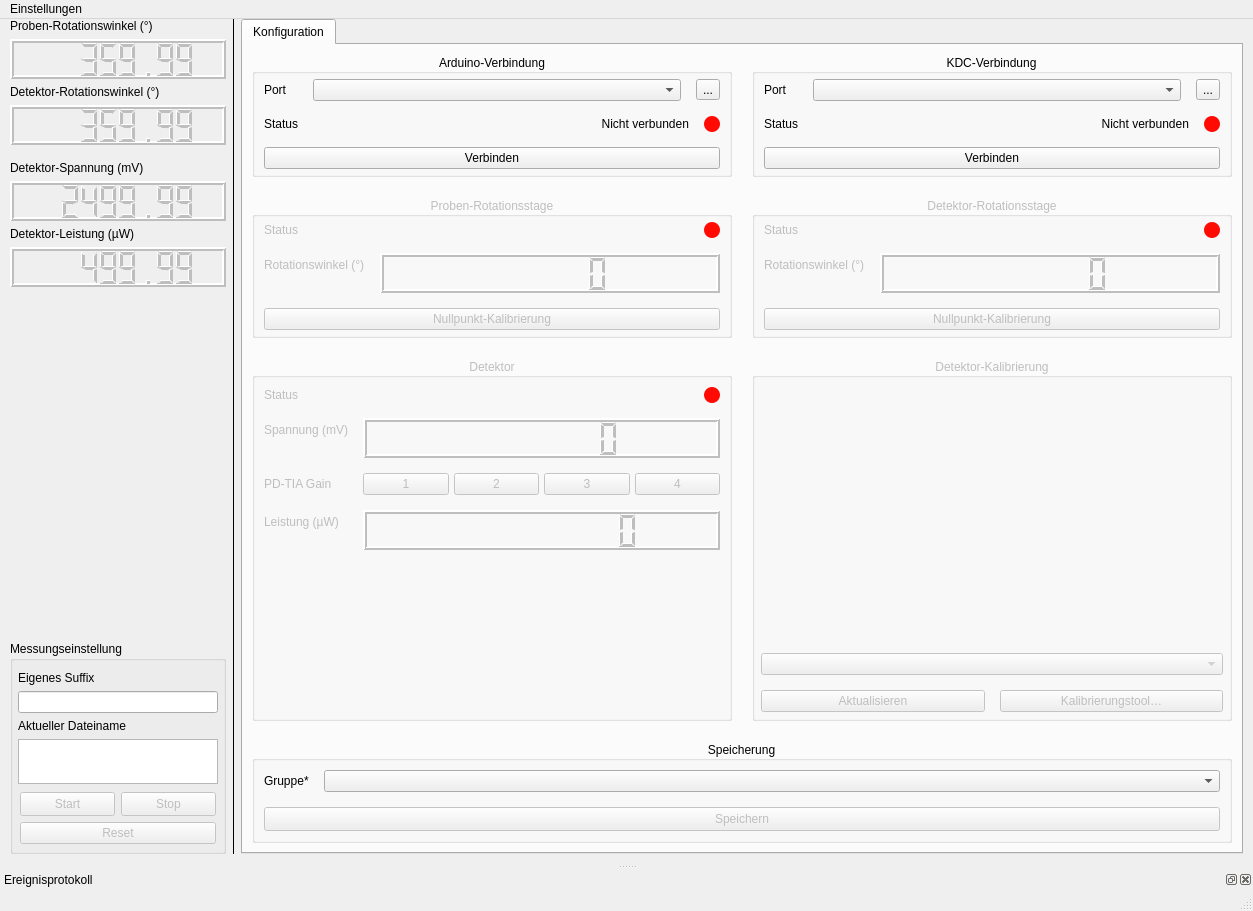
The window that polarisation_ui/pyqt/mainwindow.ui (cckssr/polarisation-ui) describes before a commit, drawn with Qt 5.
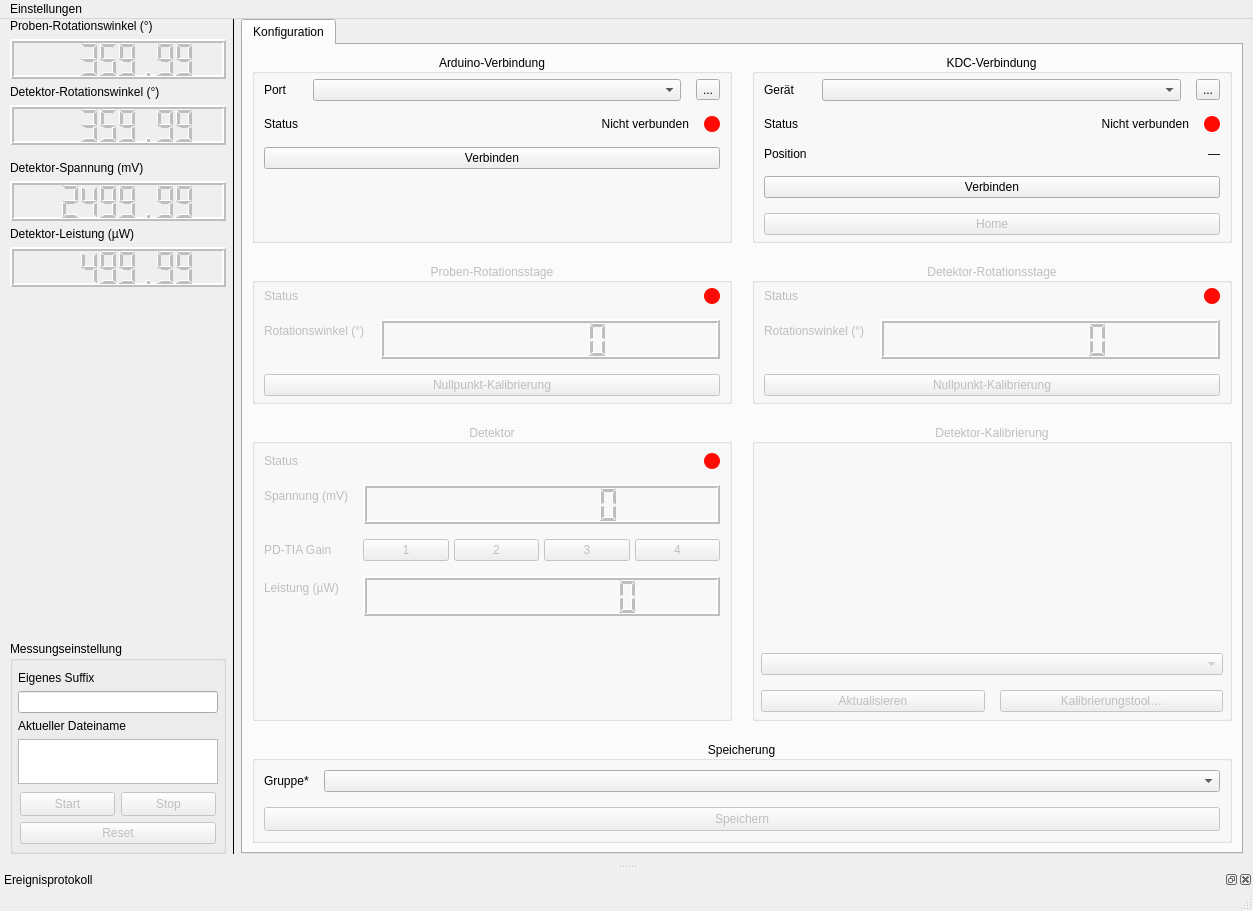
The same window after the commit. Icons and pictures are not drawn. Custom widgets are drawn as their Qt base class.

The edit to the form file:
```diff
--- a/polarisation_ui/pyqt/mainwindow.ui
+++ b/polarisation_ui/pyqt/mainwindow.ui
@@ -1642,7 +1642,7 @@
               </sizepolicy>
              </property>
              <property name="text">
-              <string>Port</string>
+              <string>Gerät</string>
              </property>
              <property name="alignment">
               <set>Qt::AlignmentFlag::AlignLeading|Qt::AlignmentFlag::AlignLeft|Qt::AlignmentFlag::AlignVCenter</set>
@@ -1752,25 +1752,70 @@
              </item>
             </layout>
            </item>
-           <item row="2" column="0" colspan="2">
-            <widget class="QPushButton" name="btnArduinoConnect_2">
+           <item row="2" column="0">
+            <widget class="QLabel" name="lblKDCPositionLabel">
              <property name="sizePolicy">
               <sizepolicy hsizetype="Preferred" vsizetype="Minimum">
                <horstretch>0</horstretch>
                <verstretch>0</verstretch>
               </sizepolicy>
              </property>
-             <property name="minimumSize">
-              <size>
-               <width>0</width>
-               <height>0</height>
-              </size>
+             <property name="text">
+              <string>Position</string>
+             </property>
+             <property name="alignment">
+              <set>Qt::AlignmentFlag::AlignLeading|Qt::AlignmentFlag::AlignLeft|Qt::AlignmentFlag::AlignVCenter</set>
+             </property>
+            </widget>
+           </item>
+           <item row="2" column="1">
+            <widget class="QLabel" name="lblKDCPositionValue">
+             <property name="sizePolicy">
+              <sizepolicy hsizetype="Preferred" vsizetype="Minimum">
+               <horstretch>0</horstretch>
+               <verstretch>0</verstretch>
+              </sizepolicy>
+             </property>
+             <property name="text">
+              <string>—</string>
+             </property>
+             <property name="alignment">
+              <set>Qt::AlignmentFlag::AlignRight|Qt::AlignmentFlag::AlignTrailing|Qt::AlignmentFlag::AlignVCenter</set>
+             </property>
+            </widget>
+           </item>
+           <item row="3" column="0" colspan="2">
+            <widget class="QPushButton" name="btnKDCConnect">
+             <property name="sizePolicy">
+              <sizepolicy hsizetype="Preferred" vsizetype="Minimum">
+               <horstretch>0</horstretch>
+               <verstretch>0</verstretch>
+              </sizepolicy>
              </property>
              <property name="text">
               <string>Verbinden</string>
              </property>
             </widget>
            </item>
+           <item row="4" column="0" colspan="2">
+            <widget class="QPushButton" name="btnKDCHome">
+             <property name="enabled">
+              <bool>false</bool>
+             </property>
+             <property name="sizePolicy">
+              <sizepolicy hsizetype="Preferred" vsizetype="Minimum">
+               <horstretch>0</horstretch>
+               <verstretch>0</verstretch>
+              </sizepolicy>
+             </property>
+             <property name="toolTip">
+              <string>KDC101 auf Nullposition fahren (Home)</string>
+             </property>
+             <property name="text">
+              <string>Home</string>
+             </property>
+            </widget>
+           </item>
           </layout>
          </widget>
         </item>
```
Left out of the diff: 20 changed lines with no effect on the pictures.
